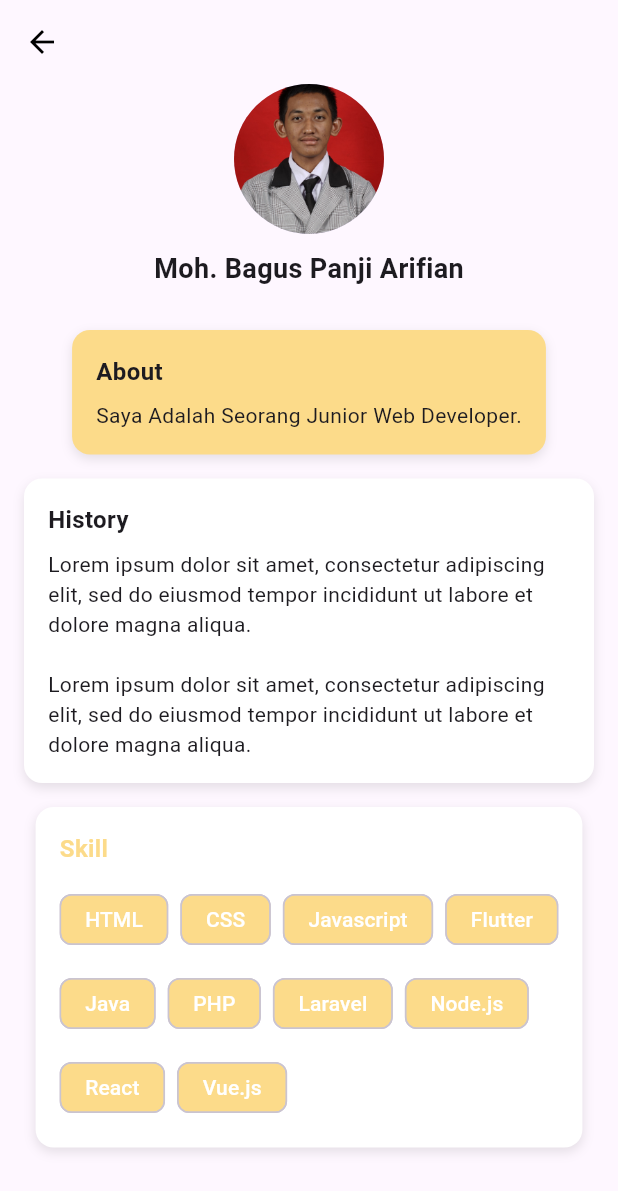
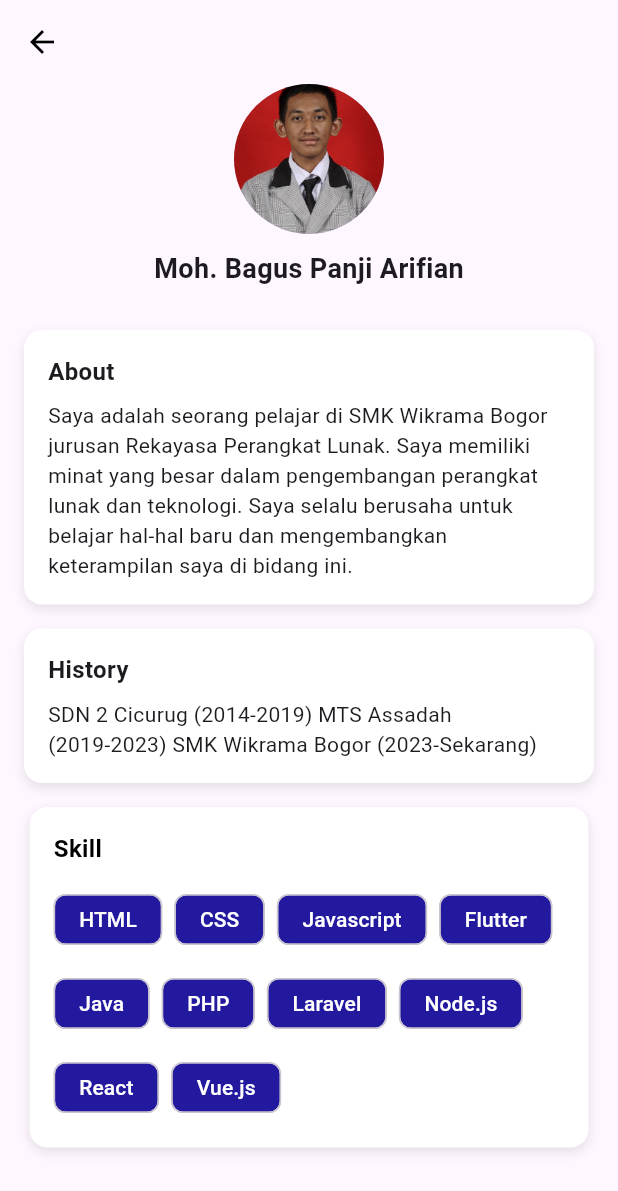
Before and after one commit to Mbgspanji/Day-1-Belajar-Flutter, a Flutter app: the Page2 screen opened directly, on a phone screen of 412 x 824 dp. Shown: the top 1191 px of the screen. Run offline on Flutter 3.47's test engine with Material 3 defaults, Android fonts, the phone set to English and light mode, and no system bars.

Commit message:
Ubah Sikit

```diff
--- a/lib/page2.dart
+++ b/lib/page2.dart
@@ -33,20 +33,21 @@ class Page2 extends StatelessWidget {
             const SizedBox(height: 20),
 
             // About
+            // About
             _buildCard(
               title: "About",
-              content: "Saya Adalah Seorang Junior Web Developer.",
-              color: const Color.fromARGB(255, 252, 219, 138),
+              content:
+                  "Saya adalah seorang pelajar di SMK Wikrama Bogor jurusan Rekayasa Perangkat Lunak. Saya memiliki minat yang besar dalam pengembangan perangkat lunak dan teknologi. Saya selalu berusaha untuk belajar hal-hal baru dan mengembangkan keterampilan saya di bidang ini.",
+              color: Colors.white,
             ),
 
             // History
             _buildCard(
               title: "History",
               content:
-                  "Lorem ipsum dolor sit amet, consectetur adipiscing elit, sed do eiusmod tempor incididunt ut labore et dolore magna aliqua.\n\nLorem ipsum dolor sit amet, consectetur adipiscing elit, sed do eiusmod tempor incididunt ut labore et dolore magna aliqua.",
+                  "SDN 2 Cicurug (2014-2019)\ MTS Assadah (2019-2023)\ SMK Wikrama Bogor (2023-Sekarang)",
               color: Colors.white,
             ),
-
             // Skill
             _buildSkillCard(
               title: "Skill",
@@ -62,7 +63,7 @@ class Page2 extends StatelessWidget {
                 "React",
                 "Vue.js",
               ],
-              color: const Color.fromARGB(255, 252, 219, 138),
+              color: Colors.white,
             ),
           ],
         ),
@@ -112,7 +113,7 @@ class Page2 extends StatelessWidget {
       margin: const EdgeInsets.symmetric(horizontal: 16, vertical: 8),
       padding: const EdgeInsets.all(16),
       decoration: BoxDecoration(
-        color: Colors.white, // supaya sejajar dengan History (card putih)
+        color: color,
         borderRadius: BorderRadius.circular(12),
         boxShadow: [
           BoxShadow(
@@ -125,19 +126,21 @@ class Page2 extends StatelessWidget {
       child: Column(
         crossAxisAlignment: CrossAxisAlignment.start,
         children: [
-          // Judul Skill (kuning)
           Text(
             title,
             style: const TextStyle(
               fontSize: 16,
               fontWeight: FontWeight.bold,
-              color: Color.fromARGB(255, 252, 219, 138), // kuning
+              color: Colors.black,
             ),
           ),
           const SizedBox(height: 12),
 
-          // List skill dalam bentuk chips kuning dengan teks putih
-          Wrap(
+          Padding(
+            padding: const EdgeInsets.only(
+              right: 8.0,
+            ),
+            child: Wrap(
               spacing: 8,
               runSpacing: 8,
               children: skills
@@ -147,15 +150,10 @@ class Page2 extends StatelessWidget {
                         skill,
                         style: const TextStyle(
                           fontSize: 14,
-                        color: Colors.white, // teks putih
+                          color: Colors.white,
                         ),
                       ),
-                    backgroundColor: const Color.fromARGB(
-                      255,
-                      252,
-                      219,
-                      138,
-                    ), // chip kuning
+                      backgroundColor: const Color.fromARGB(255, 34, 25, 159),
                       padding: const EdgeInsets.symmetric(
                         horizontal: 8,
                         vertical: 4,
@@ -164,6 +162,7 @@ class Page2 extends StatelessWidget {
                   )
                   .toList(),
             ),
+          ),
         ],
       ),
     );
```
Also changed, not shown: flutter_01.png (added). Lines whose indentation alone changed are shown as unchanged.
